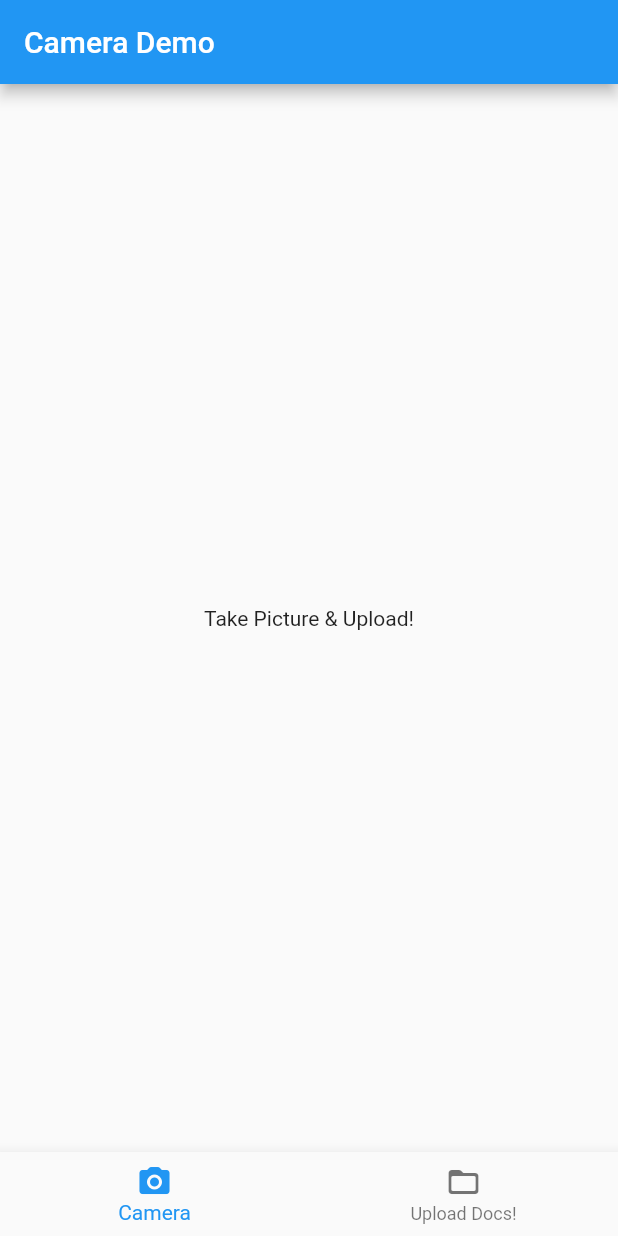
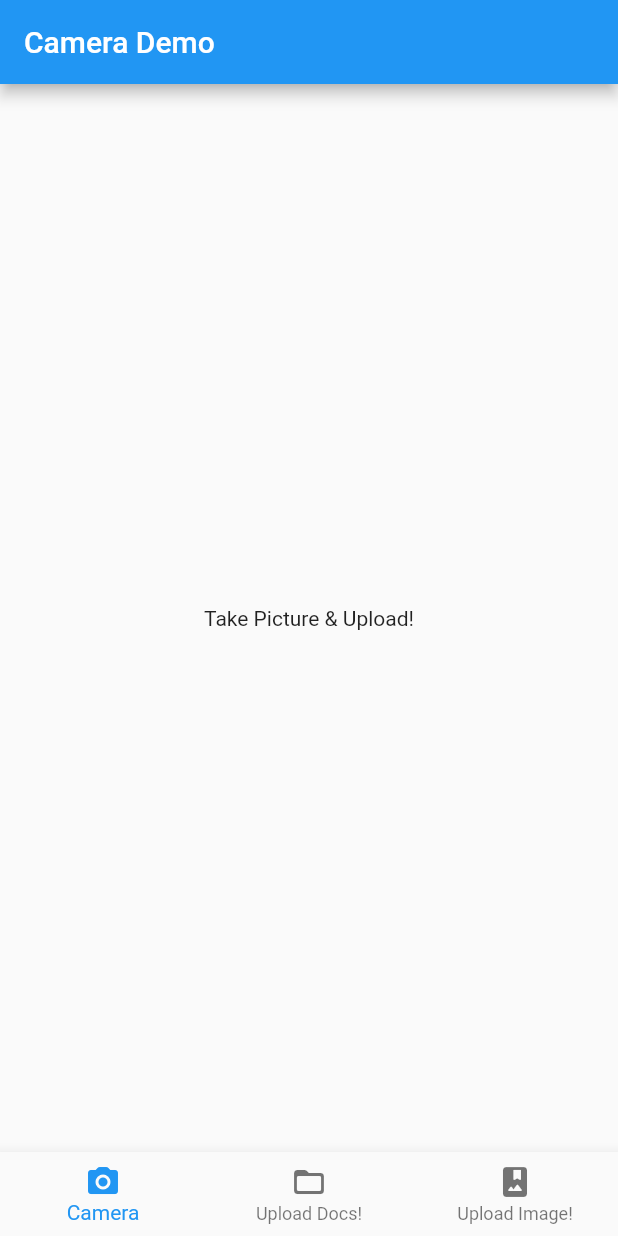
Before and after one commit to meta-magic/flutter-camera-demo, a Flutter app: the screen it shows after launch, on a phone screen of 412 x 824 dp. Run offline on Flutter 3.47's test engine with Material 2 defaults, Android fonts, the phone set to English and light mode, and no system bars; our stand-ins replace camera, file_picker, image_picker.

Commit message:
Changes: Upload Images from galley

```diff
--- a/lib/screens/home_page.dart
+++ b/lib/screens/home_page.dart
@@ -6,6 +6,7 @@ import 'package:file_picker/file_picker.dart';
 import 'package:flutter/cupertino.dart';
 import 'package:flutter/material.dart';
 import 'package:camera/camera.dart';
+import 'package:image_picker/image_picker.dart';
 
 class HomePage extends StatefulWidget {
 
@@ -43,6 +44,22 @@ class _HomePageState extends State<HomePage> {
     }
   }
 
+  void _selectImageFromGallery(BuildContext context) async {
+
+    var image = await  ImagePicker.platform.pickImage(
+        source: ImageSource.gallery, imageQuality: 50
+    );
+
+    print((image?.path).toString());
+    List<File> files = [];
+    files.add(new File((image?.path).toString()));
+
+    Navigator.of(context).push(  MaterialPageRoute(  builder: (context) => DisplaySelectedFiles(files),),);
+
+
+
+  }
+
   @override
   Widget build(BuildContext context) {
     return Scaffold(
@@ -69,6 +86,8 @@ class _HomePageState extends State<HomePage> {
             this._navigateToTakePhoto(context);
           } else if (index == 1) {
             this._selectDocsFromGallery(context);
+          } else if (index == 2) {
+            this._selectImageFromGallery(context);
           }
         },
         items: [
@@ -77,7 +96,9 @@ class _HomePageState extends State<HomePage> {
             icon: Icon(Icons.camera_alt_rounded),
           ),
           BottomNavigationBarItem(
-              title: Text('Upload Docs!'), icon: Icon(Icons.folder_open_rounded))
+              title: Text('Upload Docs!'), icon: Icon(Icons.folder_open_rounded)),
+          BottomNavigationBarItem(
+              title: Text('Upload Image!'), icon: Icon(Icons.photo_album_rounded)),
         ],
       ),
     );
--- a/pubspec.yaml
+++ b/pubspec.yaml
@@ -31,7 +31,8 @@ dependencies:
   # Use with the CupertinoIcons class for iOS style icons.
   cupertino_icons: ^1.0.2
   http: ^0.13.3
-  file_picker: ^4.0.0
+  file_picker: any
+  image_picker: ^0.8.3+3
 
 dev_dependencies:
   flutter_test:
```
Also changed, not shown: pubspec.lock, 2 other files.
